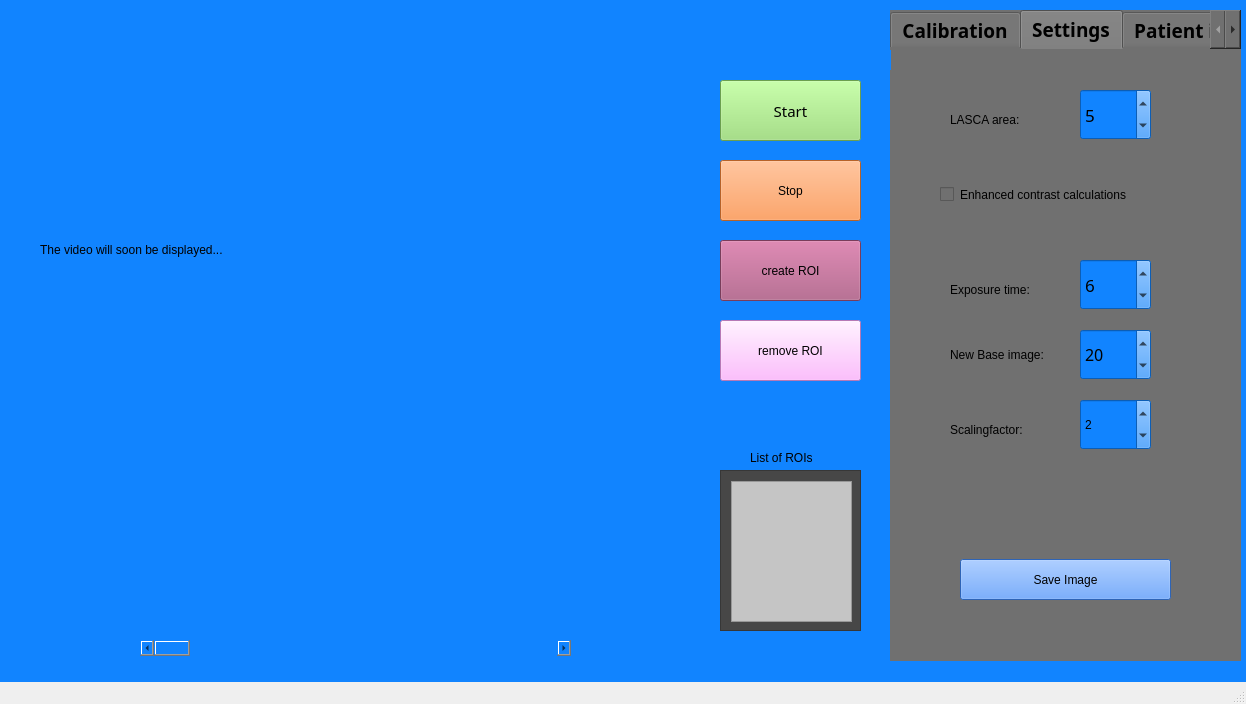
This is LSI Project GUI/LSI Project GUI/LSIProjectGUI.ui in Fridanylund/LSI as Qt 5 draws it before an edit. The edited form follows.
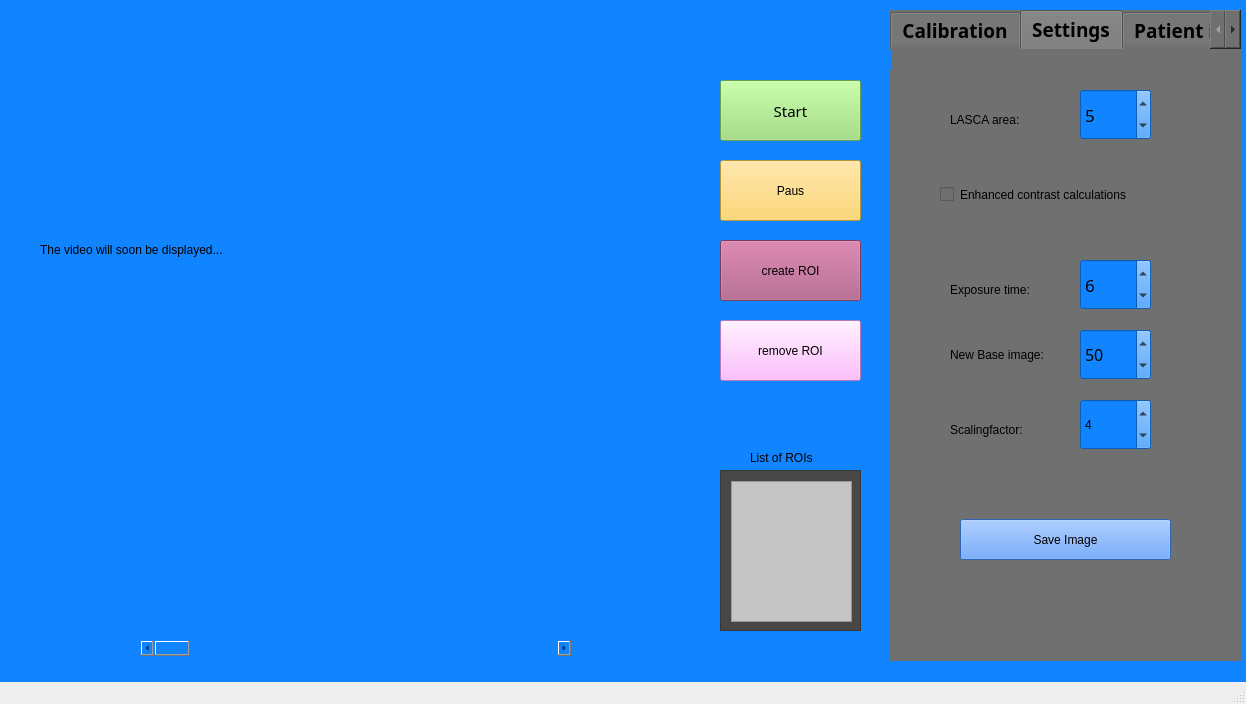
This is the edited form. The open tabs and pages were chosen to show the change. Custom widgets are drawn as their Qt base class.

Diff of the .ui file:
```diff
--- a/LSI Project GUI/LSI Project GUI/LSIProjectGUI.ui
+++ b/LSI Project GUI/LSI Project GUI/LSIProjectGUI.ui
@@ -53,11 +53,12 @@
      </rect>
     </property>
     <property name="styleSheet">
-     <string notr="true">background-color: rgb(255, 137, 58);
-font: 75 11pt &quot;Segoe UI Light&quot;;</string>
+     <string notr="true">
+font: 75 11pt &quot;Segoe UI Light&quot;;
+background-color: rgb(255, 206, 80); </string>
     </property>
     <property name="text">
-     <string>Stop</string>
+     <string>Paus</string>
     </property>
    </widget>
    <widget class="QPushButton" name="createROIButton">
@@ -416,14 +417,14 @@
        <number>300</number>
       </property>
       <property name="value">
-       <number>20</number>
+       <number>50</number>
       </property>
      </widget>
      <widget class="QPushButton" name="Save_Im">
       <property name="geometry">
        <rect>
         <x>70</x>
-        <y>510</y>
+        <y>470</y>
         <width>211</width>
         <height>41</height>
        </rect>
@@ -498,7 +499,23 @@
        <number>10</number>
       </property>
       <property name="value">
-       <number>2</number>
+       <number>4</number>
+      </property>
+     </widget>
+     <widget class="QLabel" name="label_SaveIm">
+      <property name="geometry">
+       <rect>
+        <x>70</x>
+        <y>525</y>
+        <width>211</width>
+        <height>31</height>
+       </rect>
+      </property>
+      <property name="styleSheet">
+       <string notr="true">font: 75 11pt &quot;Segoe UI Light&quot;;</string>
+      </property>
+      <property name="text">
+       <string/>
       </property>
      </widget>
     </widget>
@@ -850,7 +867,7 @@
      <rect>
       <x>750</x>
       <y>450</y>
-      <width>81</width>
+      <width>91</width>
       <height>16</height>
      </rect>
     </property>
```
Left out of the diff: 21 changed lines with no effect on the pictures.
